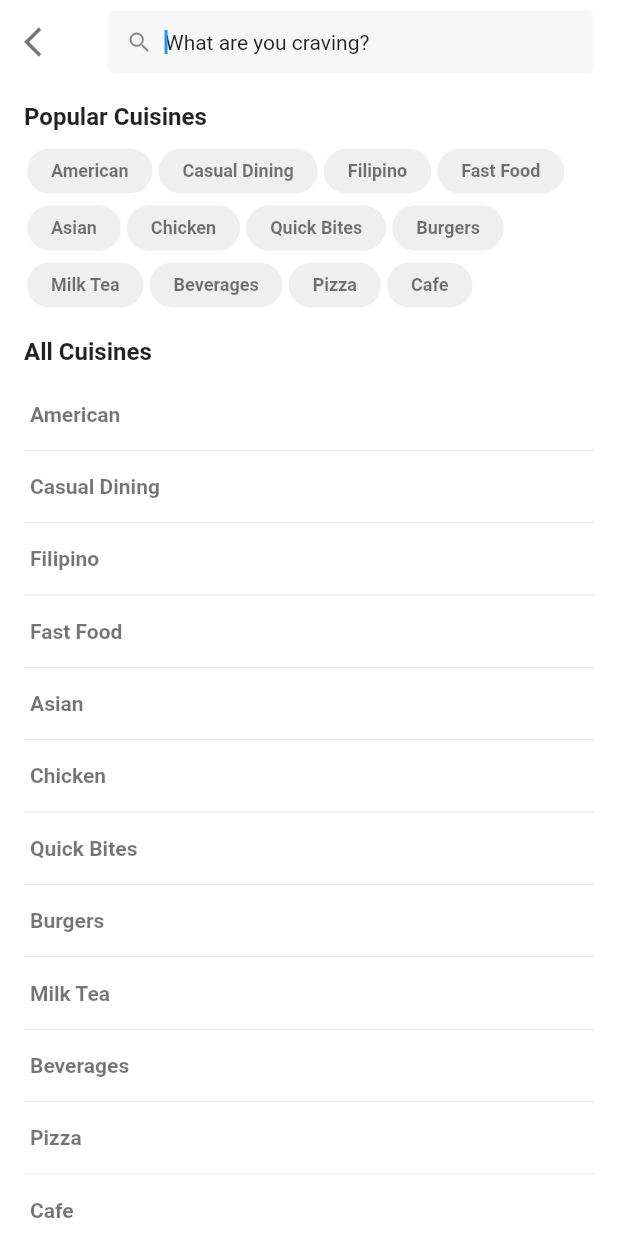
After one commit to boringdeveloper/GrabFoodUI, a Flutter app: the screen it shows after launch, after a tap on "What are you craving?", on a phone screen of 412 x 824 dp. The commit adds this screen. Run offline on Flutter 3.47's test engine with Material 2 defaults, Android fonts, the phone set to English and light mode, and no system bars; our stand-ins replace auto_size_text, badges, carousel_slider, percent_indicator; network calls fail.

Commit message:
Added: search screen

```diff
--- a/lib/screens/HomePage.dart
+++ b/lib/screens/HomePage.dart
@@ -6,6 +6,7 @@ import 'package:grabFood/data/Restaurants.dart';
 import 'package:grabFood/data/RecommendedCategs.dart';
 import 'package:grabFood/screens/FoodRewards/FoodRewardsPage.dart';
 import 'package:grabFood/screens/RestaurantViewPage.dart';
+import 'package:grabFood/screens/Search/SearchPage.dart';
 import 'package:grabFood/widgets/RestaurantListItem.dart';
 
 class MyHomePage extends StatefulWidget {
@@ -114,6 +115,15 @@ class _MyHomePageState extends State<MyHomePage> {
               vertical: 14.0,
               horizontal: 12,
             ),
+            child: GestureDetector(
+              onTap: () {
+                Navigator.push(
+                  context,
+                  MaterialPageRoute(
+                    builder: (context) => SearchPage(),
+                  ),
+                );
+              },
               child: Container(
                 padding: EdgeInsets.all(12.0),
                 decoration: BoxDecoration(
@@ -136,6 +146,7 @@ class _MyHomePageState extends State<MyHomePage> {
                       ),
                     )
                   ],
+                ),
               ),
             ),
           ),
--- /dev/null
+++ b/lib/screens/Search/SearchPage.dart
@@ -0,0 +1,212 @@
+import 'package:flutter/material.dart';
+import 'package:grabFood/data/Restaurants.dart';
+import 'package:grabFood/screens/Search/SearchListItem.dart';
+
+class SearchPage extends StatefulWidget {
+  @override
+  _SearchPageState createState() => _SearchPageState();
+}
+
+class _SearchPageState extends State<SearchPage> {
+  var popularCuisines = [
+    'American',
+    'Casual Dining',
+    'Filipino',
+    'Fast Food',
+    'Asian',
+    'Chicken',
+    'Quick Bites',
+    'Burgers',
+    'Milk Tea',
+    'Beverages',
+    'Pizza',
+    'Cafe'
+  ];
+  FocusNode searchFocusNode;
+  String search = '';
+
+  @override
+  Widget build(BuildContext context) {
+    return Scaffold(
+      backgroundColor: Color.fromRGBO(247, 247, 247, 1),
+      appBar: AppBar(
+        elevation: 0,
+        backgroundColor: Colors.white,
+        leading: GestureDetector(
+          onTap: () {
+            Navigator.pop(context);
+          },
+          child: Icon(
+            Icons.arrow_back_ios,
+            color: Colors.black54,
+          ),
+        ),
+        title: Container(
+          padding: EdgeInsets.all(12.0),
+          width: MediaQuery.of(context).size.width,
+          decoration: BoxDecoration(
+            color: Color.fromRGBO(247, 247, 247, 1),
+            borderRadius: BorderRadius.circular(5.0),
+          ),
+          child: Row(
+            children: <Widget>[
+              Icon(
+                Icons.search,
+                color: Colors.black45,
+                size: 18.0,
+              ),
+              SizedBox(width: 8.0),
+              Expanded(
+                child: Container(
+                  child: TextField(
+                    onChanged: (value) {
+                      setState(() {
+                        search = value;
+                      });
+                    },
+                    focusNode: searchFocusNode,
+                    autofocus: true,
+                    style: TextStyle(
+                      color: Colors.black,
+                      fontSize: 14.0,
+                    ),
+                    decoration: InputDecoration(
+                      isDense: true,
+                      contentPadding: EdgeInsets.zero,
+                      border: InputBorder.none,
+                      hintText: 'What are you craving?',
+                      hintStyle: TextStyle(
+                        color: Colors.black87,
+                        fontSize: 14.0,
+                      ),
+                    ),
+                  ),
+                ),
+              ),
+            ],
+          ),
+        ),
+        centerTitle: true,
+      ),
+      body: SingleChildScrollView(
+        child: search == '' ? searchCategories() : searchResult(),
+      ),
+    );
+  }
+
+  Widget searchCategories() {
+    return Container(
+      color: Colors.white,
+      padding: EdgeInsets.symmetric(
+        horizontal: 16.0,
+        vertical: 12.0,
+      ),
+      child: Column(
+        crossAxisAlignment: CrossAxisAlignment.start,
+        children: [
+          Text(
+            'Popular Cuisines',
+            style: TextStyle(
+              fontSize: 16.0,
+              fontWeight: FontWeight.bold,
+            ),
+          ),
+          Padding(
+            padding: const EdgeInsets.only(top: 8.0, bottom: 16.0),
+            child: Wrap(
+              children: [...popularCuisines]
+                  .map(
+                    (cuisine) => GestureDetector(
+                      child: Container(
+                        padding: EdgeInsets.symmetric(
+                          horizontal: 16.0,
+                          vertical: 8.0,
+                        ),
+                        margin: EdgeInsets.symmetric(
+                          horizontal: 2.0,
+                          vertical: 4.0,
+                        ),
+                        decoration: BoxDecoration(
+                          color: Color.fromRGBO(239, 239, 239, 1),
+                          borderRadius: BorderRadius.all(
+                            Radius.circular(16.0),
+                          ),
+                        ),
+                        child: Text(
+                          cuisine,
+                          style: TextStyle(
+                            fontSize: 12.0,
+                            color: Colors.black54,
+                            fontWeight: FontWeight.w600,
+                          ),
+                        ),
+                      ),
+                      onTap: () {},
+                    ),
+                  )
+                  .toList(),
+            ),
+          ),
+          Text(
+            'All Cuisines',
+            style: TextStyle(
+              fontSize: 16.0,
+              fontWeight: FontWeight.bold,
+            ),
+          ),
+          Padding(
+            padding: const EdgeInsets.only(top: 8.0, bottom: 16.0),
+            child: ListView.builder(
+              shrinkWrap: true,
+              padding: EdgeInsets.zero,
+              physics: NeverScrollableScrollPhysics(),
+              itemCount: popularCuisines.length,
+              itemBuilder: (BuildContext ctxt, int index) {
+                return GestureDetector(
+                  onTap: () {},
+                  child: Container(
+                    padding: EdgeInsets.symmetric(
+                      vertical: 16.0,
+                      horizontal: 4.0,
+                    ),
+                    decoration: BoxDecoration(
+                      border: Border(
+                        bottom: BorderSide(
+                          color: Colors.black26,
+                          width: 0.25,
+                        ),
+                      ),
+                    ),
+                    child: Text(
+                      popularCuisines[index],
+                      style: TextStyle(
+                        color: Colors.black54,
+                        fontWeight: FontWeight.w600,
+                      ),
+                    ),
+                  ),
+                );
+              },
+            ),
+          )
+        ],
+      ),
+    );
+  }
+
+  Widget searchResult() {
+    return ListView.builder(
+      shrinkWrap: true,
+      padding: EdgeInsets.zero,
+      physics: NeverScrollableScrollPhysics(),
+      itemCount: restaurants.length,
+      itemBuilder: (BuildContext ctxt, int index) {
+        return GestureDetector(
+          child: SearchListItem(
+            restaurant: restaurants[index],
+          ),
+        );
+      },
+    );
+  }
+}
--- a/lib/widgets/RestaurantListItem.dart
+++ b/lib/widgets/RestaurantListItem.dart
@@ -1,6 +1,5 @@
 import 'package:flutter/material.dart';
 import 'package:grabFood/data/Restaurants.dart';
-import 'package:grabFood/screens/RestaurantViewPage.dart';
 
 class RestaunrantListItem extends StatelessWidget {
   final Restaurant restaurant;
--- a/pubspec.yaml
+++ b/pubspec.yaml
@@ -27,6 +27,7 @@ dependencies:
   badges: ^1.1.1
   percent_indicator: ^2.1.5
   auto_size_text: ^2.1.0
+  stream_transform: ^1.2.0
 
   # The following adds the Cupertino Icons font to your application.
   # Use with the CupertinoIcons class for iOS style icons.
```
Also changed, not shown: lib/screens/FoodRewards/FoodRewardsPage.dart (+6 -6 lines), lib/screens/Search/SearchListItem.dart (added, +163 -0 lines), pubspec.lock. Lines whose indentation alone changed are shown as unchanged.
